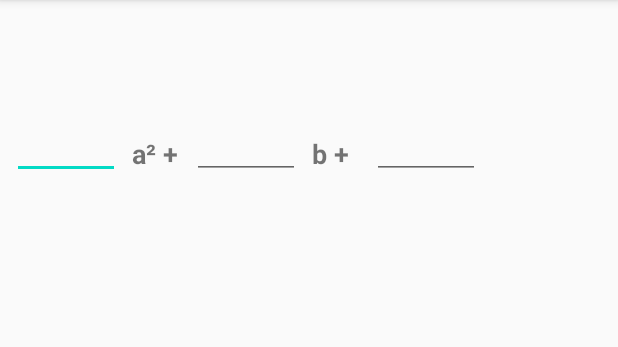
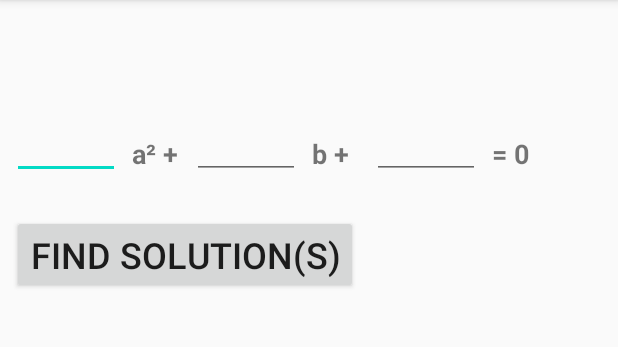
Before and after one commit to nylecm/Quadratic_App, an Android app: the screen it shows after launch (MainActivity), on a phone screen of 412 x 824 dp, the part 84-431 px from its top. Run offline under Robolectric (Android 15) with nearby library versions, the phone set to English and light mode, and no system bars.

Commit message:
activity_main.xml calculate button added, and basis layout complete. Some clean-up still required.

```diff
--- a/app/src/main/res/layout/activity_main.xml
+++ b/app/src/main/res/layout/activity_main.xml
@@ -17,6 +17,18 @@
         android:textStyle="bold"
         app:layout_constraintBaseline_toBaselineOf="@+id/editTextNumberSigned2"
         app:layout_constraintStart_toEndOf="@+id/editTextNumberSigned2" />
+
+    <TextView
+        android:id="@+id/textView4"
+        android:layout_width="32dp"
+        android:layout_height="38dp"
+        android:layout_marginStart="8dp"
+        android:layout_marginLeft="8dp"
+        android:text="= 0"
+        android:textSize="18sp"
+        android:textStyle="bold"
+        app:layout_constraintBaseline_toBaselineOf="@+id/editTextNumberSigned3"
+        app:layout_constraintStart_toEndOf="@+id/editTextNumberSigned3" />
 
     <EditText
         android:id="@+id/editTextNumberSigned"
@@ -69,18 +81,28 @@
 
     <TextView
         android:id="@+id/textView3"
-        android:layout_width="wrap_content"
-        android:layout_height="40dp"
-        android:layout_marginStart="8dp"
-        android:layout_marginLeft="8dp"
+        android:layout_width="277dp"
+        android:layout_height="37dp"
         android:layout_marginTop="24dp"
         android:layout_marginEnd="8dp"
         android:layout_marginRight="8dp"
-        android:textSize="18sp"
+        android:textSize="24sp"
         android:textStyle="bold"
         app:layout_constraintEnd_toEndOf="parent"
         app:layout_constraintHorizontal_bias="0.0"
-        app:layout_constraintStart_toStartOf="parent"
-        app:layout_constraintTop_toBottomOf="@+id/editTextNumberSigned"
+        app:layout_constraintStart_toStartOf="@+id/button"
+        app:layout_constraintTop_toBottomOf="@+id/button"
         tools:text="Solution" />
+
+    <Button
+        android:id="@+id/button"
+        android:layout_width="wrap_content"
+        android:layout_height="wrap_content"
+        android:layout_marginTop="24dp"
+        android:text="Find Solution(s)"
+        android:textSize="24sp"
+        app:layout_constraintEnd_toEndOf="parent"
+        app:layout_constraintHorizontal_bias="0.0"
+        app:layout_constraintStart_toStartOf="@+id/editTextNumberSigned"
+        app:layout_constraintTop_toBottomOf="@+id/editTextNumberSigned" />
 </androidx.constraintlayout.widget.ConstraintLayout>
```
